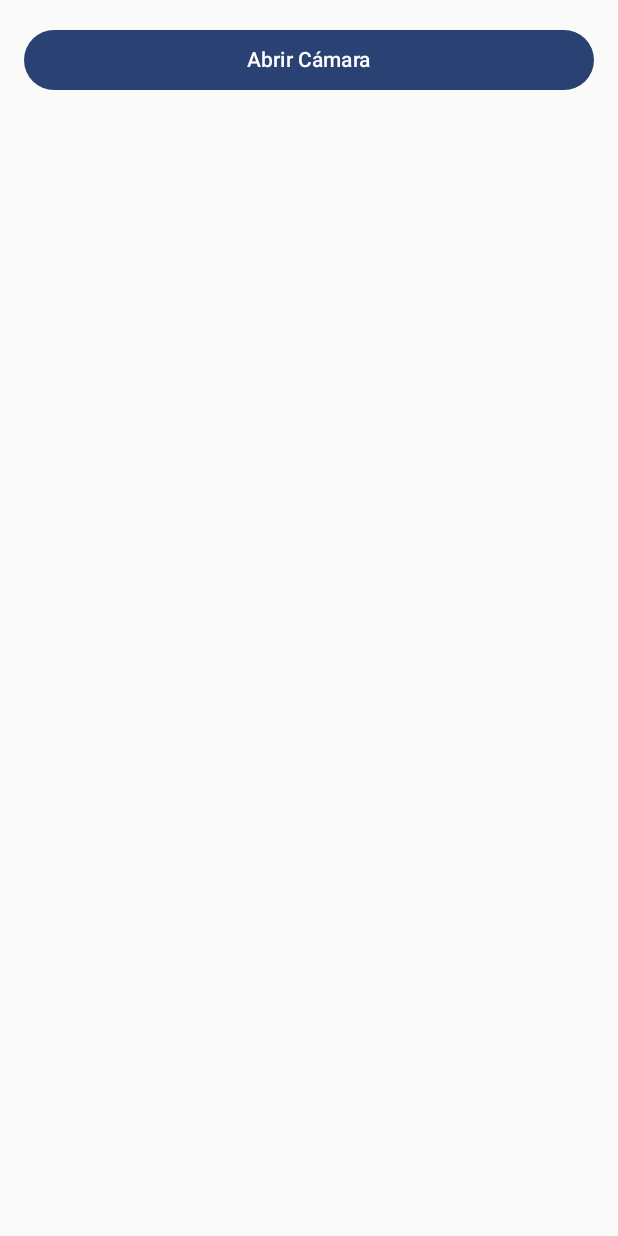
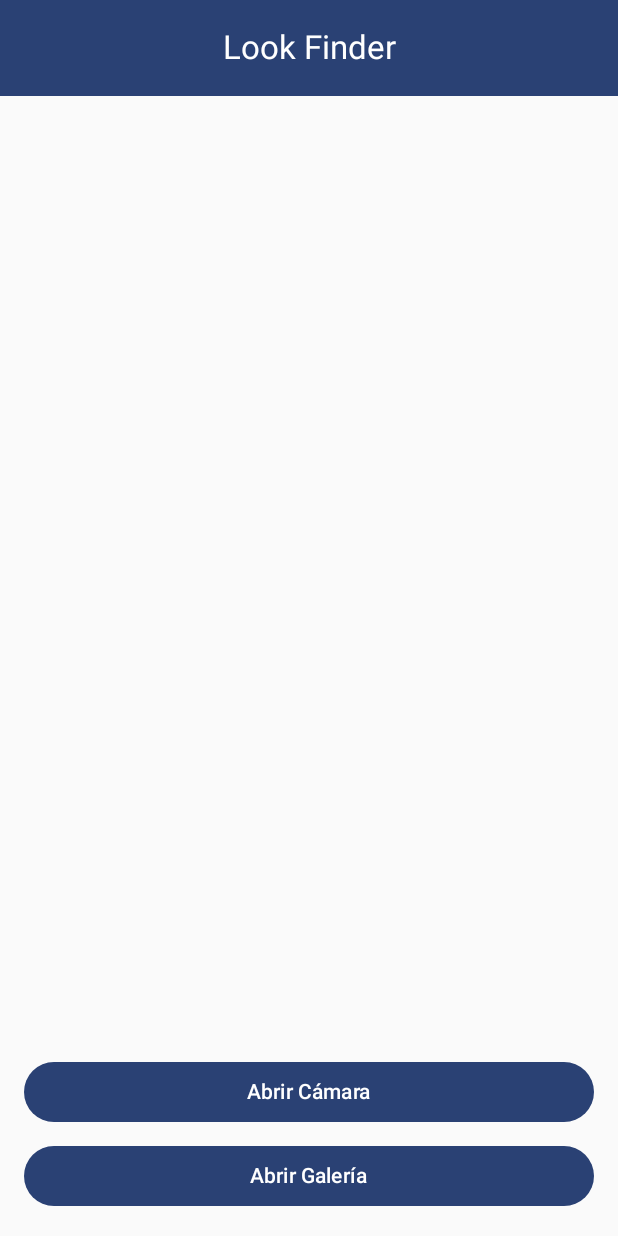
Before and after one commit to JuanVillaverdeRodriguez/LookFinder, an Android app built with Jetpack Compose: the screen it shows after launch (MainActivity), after a tap on "Abrir Cámara", on a phone screen of 412 x 824 dp. Run offline under Robolectric (Android 15) with nearby library versions, the phone set to English and light mode, and no system bars.

Commit message:
Boton subir de la galeria

```diff
--- a/app/src/main/AndroidManifest.xml
+++ b/app/src/main/AndroidManifest.xml
@@ -9,6 +9,8 @@
     <uses-permission android:name="android.permission.WRITE_EXTERNAL_STORAGE"/>
     <uses-permission android:name="android.permission.INTERNET" />
     <uses-permission android:name="android.permission.ACCESS_NETWORK_STATE" />
+    <uses-permission android:name="android.permission.READ_EXTERNAL_STORAGE" />
+
 
     <application
         android:allowBackup="true"
--- a/app/src/main/java/inditex/tech/lookfinder/MainActivity.kt
+++ b/app/src/main/java/inditex/tech/lookfinder/MainActivity.kt
@@ -29,6 +29,7 @@ import androidx.compose.runtime.saveable.rememberSaveable
 import androidx.compose.foundation.layout.Row
 import androidx.compose.foundation.layout.fillMaxSize
 import androidx.compose.foundation.layout.padding
+import androidx.compose.material3.MaterialTheme
 import androidx.compose.material3.Scaffold
 import androidx.compose.material3.Text
 import androidx.compose.runtime.Composable
@@ -45,6 +46,12 @@ import androidx.core.content.FileProvider
 import inditex.tech.lookfinder.Model.DatabaseHelper
 import inditex.tech.lookfinder.ui.theme.LookFinderTheme
 import inditex.tech.lookfinder.viewmodels.PostViewModel
+import androidx.compose.material3.TopAppBar
+import androidx.compose.material3.CenterAlignedTopAppBar
+import androidx.compose.material3.Text
+import androidx.compose.foundation.layout.*
+import androidx.compose.material3.ExperimentalMaterial3Api
+import androidx.compose.ui.Alignment
 
 
 class MainActivity : ComponentActivity() {
@@ -139,7 +146,7 @@ private fun shareTextAndImage(context: Context, text: String, imageBitmap: Bitma
     // Iniciar el compartir
     context.startActivity(chooserIntent)
 }
-
+/////////////////////////////////////////////////////////////////////
 @Composable
 fun ImageDetailScreen(navController: NavController, imagePath: String) {
     val context = LocalContext.current
@@ -180,7 +187,7 @@ fun ImageDetailScreen(navController: NavController, imagePath: String) {
         // Botón para compartir la imagen específica
         Button(
             onClick = {
-                val textToShare = "Mira esta imagen desde LookFinder 📸"
+                val textToShare = "Mirad mi nueva prenda que he comprado. Todo gracias a la increíble aplicación de LookFinder :) 📸"
                 shareTextAndImage(
                     context,
                     textToShare,
@@ -194,6 +201,7 @@ fun ImageDetailScreen(navController: NavController, imagePath: String) {
     }
 }
 
+@OptIn(ExperimentalMaterial3Api::class)
 @Composable
 fun CameraScreen(navController: NavController) {
     val context = LocalContext.current
@@ -217,17 +225,33 @@ fun CameraScreen(navController: NavController) {
         }
     }
 
-    Column(modifier = Modifier.fillMaxSize().padding(16.dp)) {
-        Button(onClick = {
-            val intent = Intent(MediaStore.ACTION_IMAGE_CAPTURE)
-            if (intent.resolveActivity(context.packageManager) != null) {
-                cameraLauncher.launch(intent)
+    val galleryLauncher = rememberLauncherForActivityResult(
+        contract = ActivityResultContracts.GetContent()
+    ) { uri: Uri? ->
+        uri?.let {
+            val fileName = "gallery_${System.currentTimeMillis()}.png"
+            val bitmap = MediaStore.Images.Media.getBitmap(context.contentResolver, it)
+            val imagePath = saveImageToInternalStorage(context, bitmap, fileName)
+
+            if (File(imagePath).exists()) {
+                imageList = imageList + imagePath
             } else {
-                Toast.makeText(context, "No se encontró la cámara", Toast.LENGTH_SHORT).show()
+                Log.e("Gallery", "Error al guardar la imagen de la galería")
             }
-        }, modifier = Modifier.fillMaxWidth()) {
-            Text("Abrir Cámara")
         }
+    }
+
+    Box(modifier = Modifier.fillMaxSize()) {
+        Column(modifier = Modifier.fillMaxSize()) {
+            CenterAlignedTopAppBar(
+                title = {
+                    Text(text = "Look Finder", style = MaterialTheme.typography.titleLarge)
+                },
+                colors = androidx.compose.material3.TopAppBarDefaults.centerAlignedTopAppBarColors(
+                    containerColor = MaterialTheme.colorScheme.primary,
+                    titleContentColor = MaterialTheme.colorScheme.onPrimary
+                )
+            )
 
             Spacer(modifier = Modifier.height(16.dp))
 
@@ -236,7 +260,6 @@ fun CameraScreen(navController: NavController) {
                     val file = File(imagePath)
                     if (file.exists()) {
                         val bitmap = BitmapFactory.decodeFile(imagePath)
-
                         Image(
                             bitmap = bitmap.asImageBitmap(),
                             contentDescription = "Foto tomada",
@@ -251,4 +274,39 @@ fun CameraScreen(navController: NavController) {
                 }
             }
         }
+
+        Column(
+            modifier = Modifier
+                .align(Alignment.BottomCenter)
+                .fillMaxWidth()
+                .padding(16.dp),
+            horizontalAlignment = Alignment.CenterHorizontally
+        ) {
+            Button(
+                onClick = {
+                    val intent = Intent(MediaStore.ACTION_IMAGE_CAPTURE)
+                    if (intent.resolveActivity(context.packageManager) != null) {
+                        cameraLauncher.launch(intent)
+                    } else {
+                        Toast.makeText(context, "No se encontró la cámara", Toast.LENGTH_SHORT)
+                            .show()
                     }
+                },
+                modifier = Modifier.fillMaxWidth()
+            ) {
+                Text("Abrir Cámara")
+            }
+
+            Spacer(modifier = Modifier.height(8.dp))
+
+            Button(
+                onClick = {
+                    galleryLauncher.launch("image/*")
+                },
+                modifier = Modifier.fillMaxWidth()
+            ) {
+                Text("Abrir Galería")
+            }
+        }
+    }
+}
```
Lines whose indentation alone changed are shown as unchanged.
